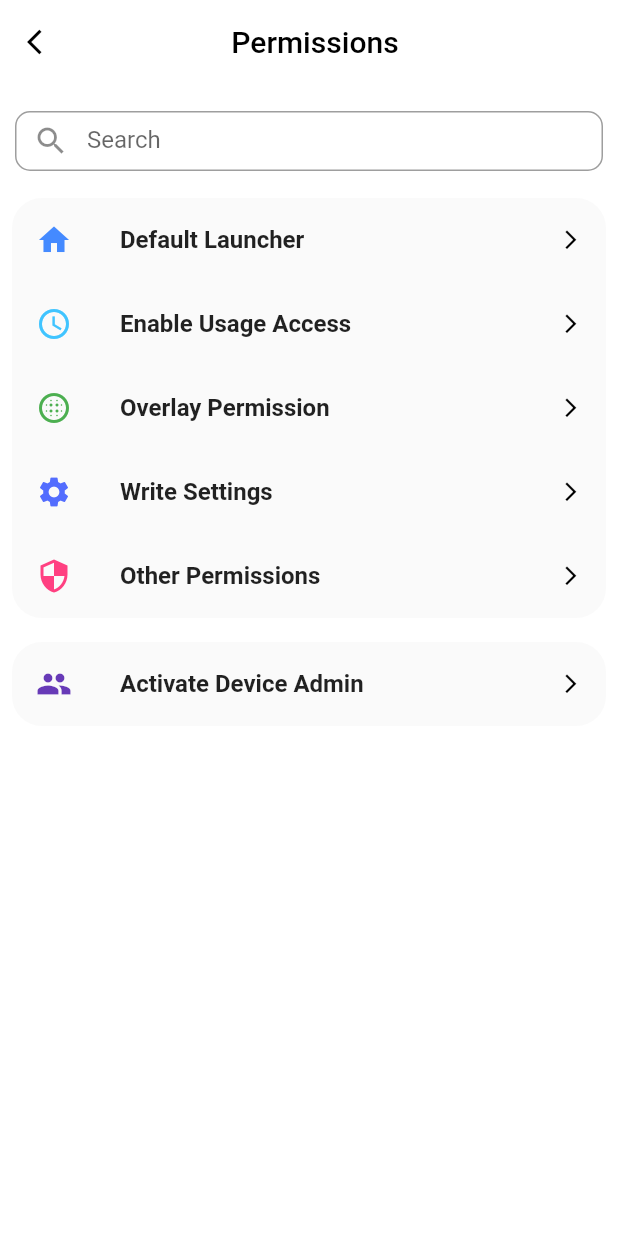
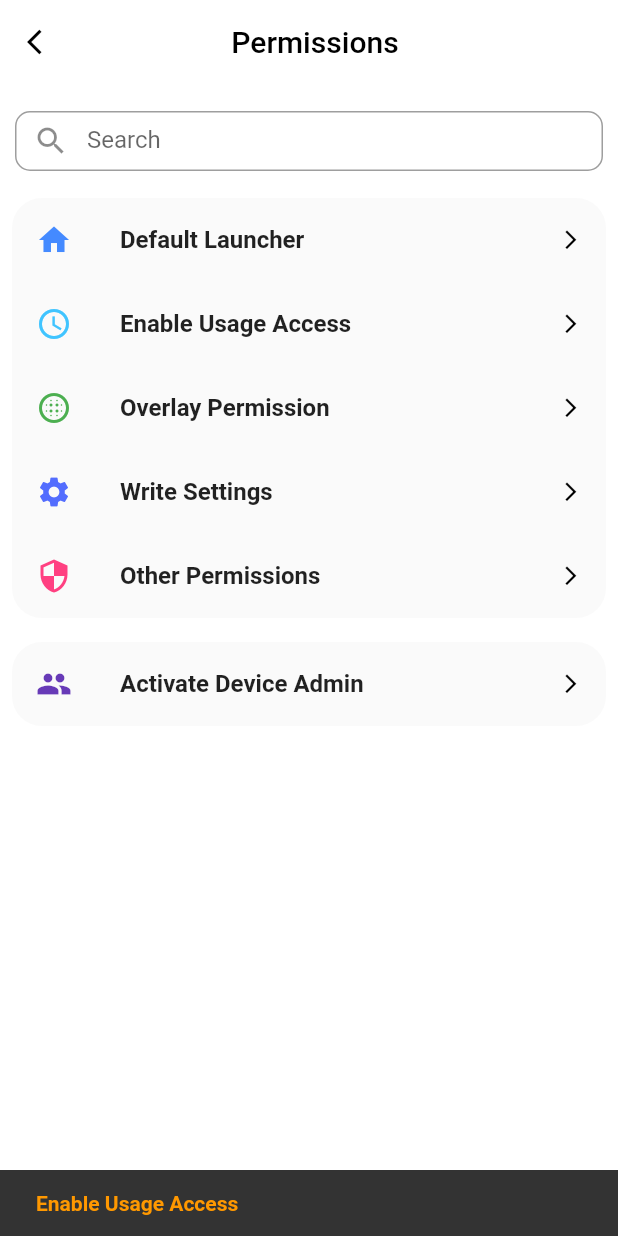
Before and after one commit to CipherMDM/swey, a Flutter app: the PermissionsPage screen opened directly, after a tap on "Default Launcher", on a phone screen of 412 x 824 dp. Run offline on Flutter 3.47's test engine with Material 2 defaults, Android fonts, the phone set to English and light mode, and no system bars; our stand-ins replace sembast; missing offline and left inert: device_apps, permissions_kiosk; statements that could not run were skipped.

Commit message:
Write Settings

```diff
--- a/lib/appdrawer.dart
+++ b/lib/appdrawer.dart
@@ -23,7 +23,7 @@ class _AppDrawerState extends State<AppDrawer> {
       appBar: AppBar(
         elevation: 0,
        backgroundColor: Colors.transparent,
-        leading: IconButton(icon: Icon(Icons.arrow_back_ios,color: Colors.black,),onPressed: ()=>Navigator.of(context).pop(),),
+        leading: IconButton(icon: Icon(Icons.arrow_back_ios,color: Colors.black,size: 20,),onPressed: ()=>Navigator.of(context).pop(),),
         actions: <Widget>[IconButton(icon: Icon(Icons.settings,color: Colors.black,),onPressed: (){
           var route = CupertinoPageRoute(builder: (context)=>Settings());
           Navigator.push(context, route);
--- a/lib/setup/appsetup.dart
+++ b/lib/setup/appsetup.dart
@@ -2,7 +2,6 @@ import 'package:flutter/cupertino.dart';
 import 'package:flutter/material.dart';
 import 'package:swey/DataBase/db.dart';
 import 'package:swey/allapps.dart';
-import 'package:device_apps/device_apps.dart';
 import 'package:swey/systemconfig.dart';
 
 
--- a/lib/setup/permissionspage.dart
+++ b/lib/setup/permissionspage.dart
@@ -14,10 +14,18 @@ class PermissionsPage extends StatefulWidget {
 class _PermissionsState extends State<PermissionsPage> {
   TextEditingController _controller = new TextEditingController();
   Color laun = Colors.transparent;
+
   Color usage = Colors.transparent;
+  bool isusage = false;
+
   Color draw = Colors.transparent;
+  bool isdraw = false;
+
   Color write = Colors.transparent;
+  bool iswrite = false;
+
   Color perm = Colors.transparent;
+  bool isperm = false;
 
   // List<PermissionGroup> permissionNameList = [    PermissionGroup.calendar,
   //                                                 PermissionGroup.camera,
@@ -46,10 +54,12 @@ class _PermissionsState extends State<PermissionsPage> {
                                              if(isus){
                                                setState(() {
                                                  usage = Colors.green;
+                                                 isusage = true;
                                                });
                                            }else{
                                                 setState(() {
                                                  usage = Colors.transparent;
+                                                 isusage = false;
                                                });
                                            }
                            });
@@ -57,10 +67,12 @@ class _PermissionsState extends State<PermissionsPage> {
                                                   if(isdr){
                                                setState(() {
                                                  draw = Colors.green;
+                                                 isdraw = true;
                                                });
                                            }else{
                                                 setState(() {
                                                  draw = Colors.transparent;
+                                                  isdraw = false;
                                                });
                                            }
                            });
@@ -68,10 +80,12 @@ class _PermissionsState extends State<PermissionsPage> {
                                                   if(iswr){
                                                setState(() {
                                                  write = Colors.green;
+                                                  iswrite = true;
                                                });
                                            }else{
                                                 setState(() {
                                                   write = Colors.transparent;
+                                                  iswrite = false;
                                                });
                                            }
                            });
@@ -119,7 +133,7 @@ class _PermissionsState extends State<PermissionsPage> {
 
   @override
   void dispose() {
-    // TODO: implement dispose
+
     super.dispose();
     t.cancel();
   }
@@ -134,6 +148,7 @@ class _PermissionsState extends State<PermissionsPage> {
 
   @override
   Widget build(BuildContext context) {
+
     return  Scaffold(
       backgroundColor: Colors.white,
       appBar: AppBar(
@@ -148,7 +163,8 @@ class _PermissionsState extends State<PermissionsPage> {
 
 
       ),
-      body: Column(
+      body: Builder(
+        builder:(context)=>Column(
           children: <Widget>[
              Padding(
                   padding: const EdgeInsets.only(top:18.0,left: 10,right: 10),
@@ -201,8 +217,45 @@ class _PermissionsState extends State<PermissionsPage> {
                             ),
                             trailing: Icon(Icons.arrow_forward_ios,color: Colors.black,size: 15,),
                             onTap: (){
+                                      if(!isusage){
 
+                                          Scaffold.of(context).showSnackBar(
+                                            SnackBar(
+                                              content:Row(
+                                              children: <Widget>[
+                                                Text("Enable Usage Access",style: TextStyle(color: Colors.orange,fontWeight: FontWeight.bold),)
+
+                                              ],),
+
+                                              ));
+
+                                      }else if(!isdraw){
+
+                                          Scaffold.of(context).showSnackBar(
+                                            SnackBar(
+                                              content:Row(
+                                              children: <Widget>[
+                                                Text("Enable Overlay Permissions",style: TextStyle(color: Colors.orange,fontWeight: FontWeight.bold),)
+
+                                              ],),
+
+                                              ));
+
+                                      }else if(!iswrite){
+
+                                          Scaffold.of(context).showSnackBar(
+                                            SnackBar(
+                                              content:Row(
+                                              children: <Widget>[
+                                                Text("Enable Write Settings",style: TextStyle(color: Colors.orange,fontWeight: FontWeight.bold),)
+
+                                              ],),
+
+                                              ));
+
+                                      }else{
                                         PermissionsKiosk.setLauncher();
+                                      }
 
 
 
@@ -322,6 +375,7 @@ class _PermissionsState extends State<PermissionsPage> {
 
           ],
         ),
+      ),
     );
   }
 }
```
Also changed, not shown: 1 other file. Lines whose indentation alone changed are shown as unchanged.
